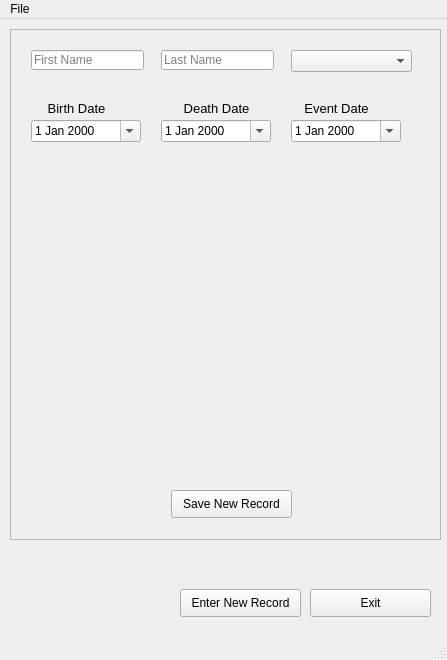
Qt form Dates_GUI.ui (Jeffrich308/Dates) before a commit.
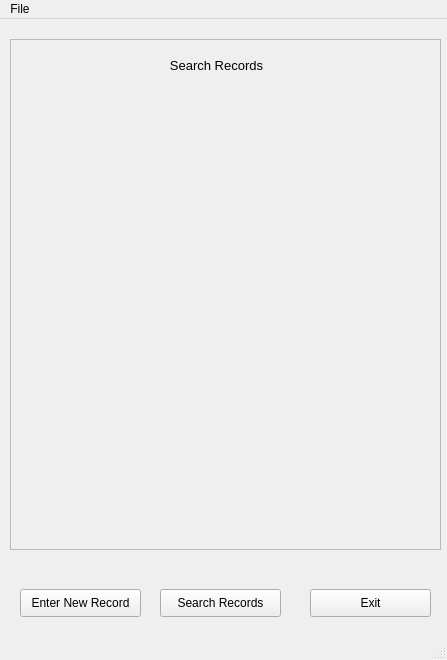
The same form after that commit.

The edit to the form file:
```diff
--- a/Dates_GUI.ui
+++ b/Dates_GUI.ui
@@ -31,7 +31,7 @@
     <property name="geometry">
      <rect>
       <x>10</x>
-      <y>10</y>
+      <y>20</y>
       <width>431</width>
       <height>511</height>
      </rect>
@@ -40,7 +40,7 @@
      <enum>QFrame::StyledPanel</enum>
     </property>
     <property name="currentIndex">
-     <number>1</number>
+     <number>3</number>
     </property>
     <widget class="QWidget" name="Home">
      <widget class="QLabel" name="lblHome">
@@ -227,12 +227,35 @@
       </property>
      </widget>
     </widget>
-    <widget class="QWidget" name="REsults"/>
+    <widget class="QWidget" name="Results"/>
+    <widget class="QWidget" name="Search">
+     <widget class="QLabel" name="lblSearchTitle">
+      <property name="geometry">
+       <rect>
+        <x>150</x>
+        <y>10</y>
+        <width>111</width>
+        <height>31</height>
+       </rect>
+      </property>
+      <property name="font">
+       <font>
+        <pointsize>10</pointsize>
+       </font>
+      </property>
+      <property name="text">
+       <string>Search Records</string>
+      </property>
+      <property name="alignment">
+       <set>Qt::AlignCenter</set>
+      </property>
+     </widget>
+    </widget>
    </widget>
    <widget class="QPushButton" name="btnEnterNewRecord">
     <property name="geometry">
      <rect>
-      <x>180</x>
+      <x>20</x>
       <y>570</y>
       <width>121</width>
       <height>28</height>
@@ -242,6 +265,19 @@
      <string>Enter New Record</string>
     </property>
    </widget>
+   <widget class="QPushButton" name="btnSearchRecords">
+    <property name="geometry">
+     <rect>
+      <x>160</x>
+      <y>570</y>
+      <width>121</width>
+      <height>28</height>
+     </rect>
+    </property>
+    <property name="text">
+     <string>Search Records</string>
+    </property>
+   </widget>
   </widget>
   <widget class="QMenuBar" name="menubar">
    <property name="geometry">
```
